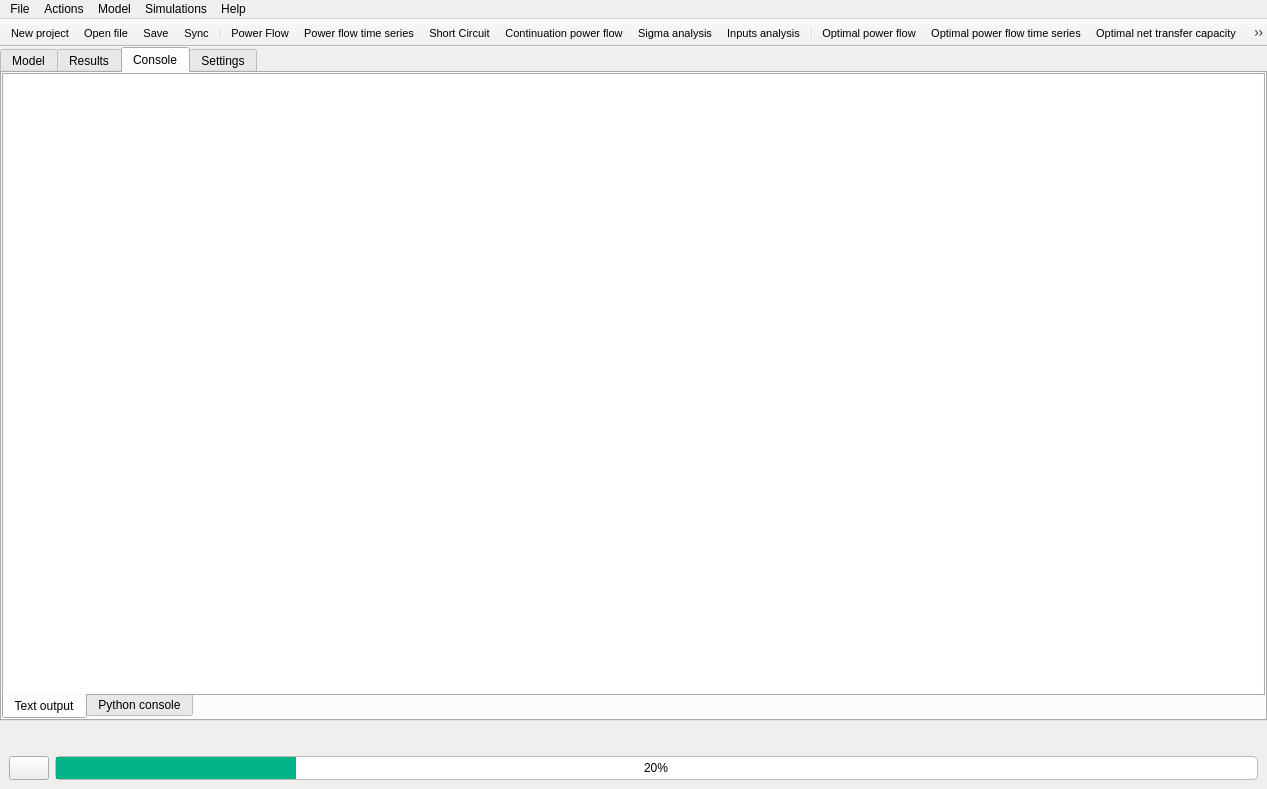
SanPen/GridCal, file src/GridCal/Gui/Main/MainWindow.ui: the form before one commit.
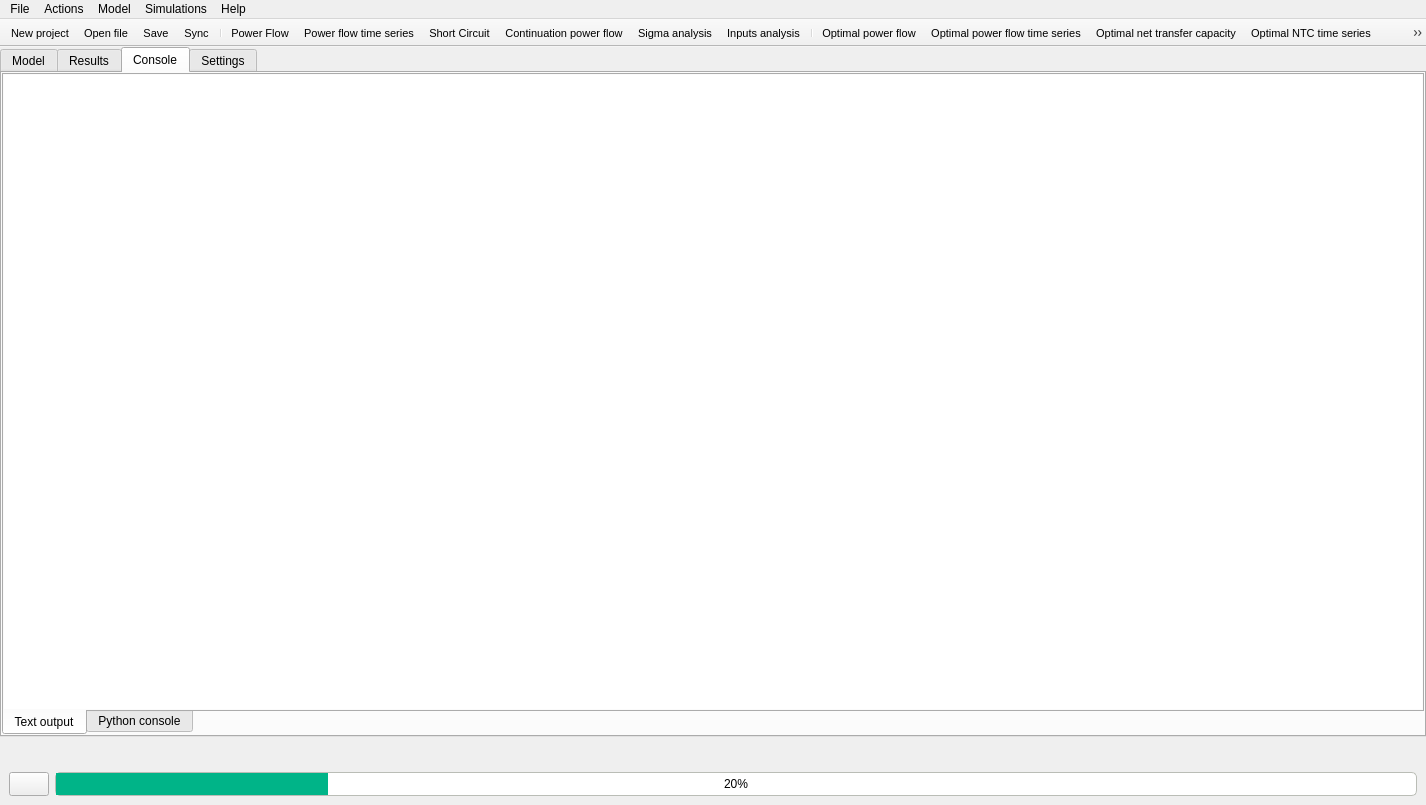
The form after the commit. The open tabs and pages were chosen to show the change. Icons and pictures are not drawn.

Commit message: Added clustering buttons and functionality

```diff
--- a/src/GridCal/Gui/Main/MainWindow.ui
+++ b/src/GridCal/Gui/Main/MainWindow.ui
@@ -6,8 +6,8 @@
    <rect>
     <x>0</x>
     <y>0</y>
-    <width>1267</width>
-    <height>789</height>
+    <width>1426</width>
+    <height>805</height>
    </rect>
   </property>
   <property name="baseSize">
@@ -2687,15 +2687,6 @@
                    </color>
                   </brush>
                  </colorrole>
-                 <colorrole role="Shadow">
-                  <brush brushstyle="SolidPattern">
-                   <color alpha="255">
-                    <red>0</red>
-                    <green>0</green>
-                    <blue>0</blue>
-                   </color>
-                  </brush>
-                 </colorrole>
                  <colorrole role="AlternateBase">
                   <brush brushstyle="SolidPattern">
                    <color alpha="255">
@@ -2761,15 +2752,6 @@
                    </color>
                   </brush>
                  </colorrole>
-                 <colorrole role="Shadow">
-                  <brush brushstyle="SolidPattern">
-                   <color alpha="255">
-                    <red>0</red>
-                    <green>0</green>
-                    <blue>0</blue>
-                   </color>
-                  </brush>
-                 </colorrole>
                  <colorrole role="AlternateBase">
                   <brush brushstyle="SolidPattern">
                    <color alpha="255">
@@ -2835,15 +2817,6 @@
                    </color>
                   </brush>
                  </colorrole>
-                 <colorrole role="Shadow">
-                  <brush brushstyle="SolidPattern">
-                   <color alpha="255">
-                    <red>0</red>
-                    <green>0</green>
-                    <blue>0</blue>
-                   </color>
-                  </brush>
-                 </colorrole>
                  <colorrole role="AlternateBase">
                   <brush brushstyle="SolidPattern">
                    <color alpha="255">
@@ -8853,8 +8826,8 @@
     <rect>
      <x>0</x>
      <y>0</y>
-     <width>1267</width>
-     <height>22</height>
+     <width>1426</width>
+     <height>24</height>
     </rect>
    </property>
    <widget class="QMenu" name="menuProject">
@@ -9019,6 +8992,7 @@
    <addaction name="actionOptimal_Net_Transfer_Capacity_Time_Series"/>
    <addaction name="actionOpf_to_Power_flow"/>
    <addaction name="separator"/>
+   <addaction name="actionUse_clustering"/>
    <addaction name="actionClustering"/>
    <addaction name="actionPower_flow_Stochastic"/>
    <addaction name="separator"/>
@@ -9885,6 +9859,21 @@
     <enum>QAction::NoRole</enum>
    </property>
   </action>
+  <action name="actionUse_clustering">
+   <property name="checkable">
+    <bool>true</bool>
+   </property>
+   <property name="icon">
+    <iconset resource="icons.qrc">
+     <normaloff>:/Icons/icons/clustering_use.svg</normaloff>:/Icons/icons/clustering_use.svg</iconset>
+   </property>
+   <property name="text">
+    <string>Use clustering</string>
+   </property>
+   <property name="toolTip">
+    <string>Check if you want the available clustering results to be used</string>
+   </property>
+  </action>
  </widget>
  <resources>
   <include location="icons.qrc"/>
```
Left out of the diff: 5 changed lines with no effect on the pictures. The commit also changes 11 other files.
